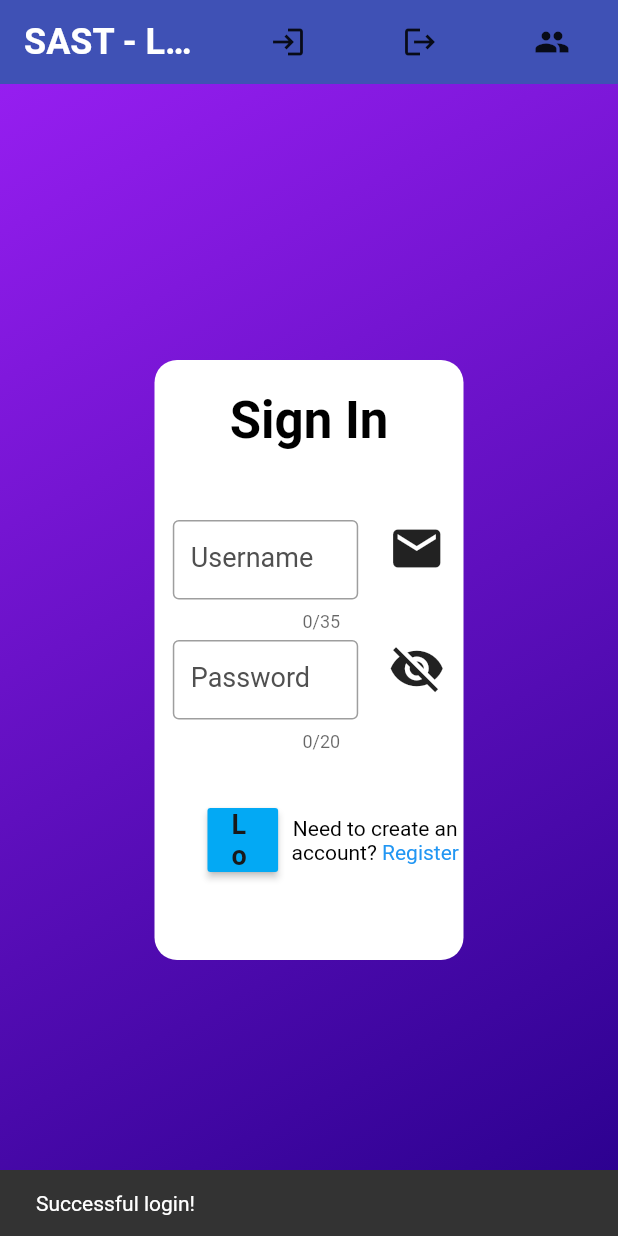
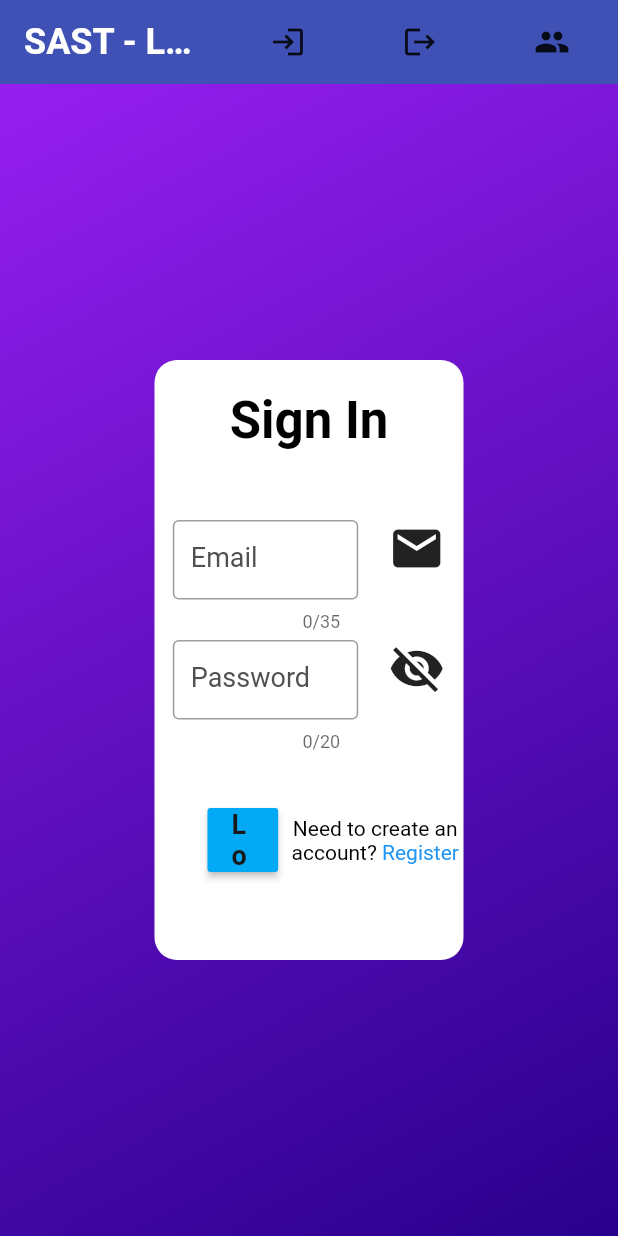
Before and after one commit to jpobeid/sast_flutter, a Flutter app: the screen it shows after launch, after a tap on "Login", on a phone screen of 412 x 824 dp. Run offline on Flutter 3.47's test engine with Material 2 defaults, Android fonts, the phone set to English and light mode, and no system bars; network calls fail.

Commit message:
Created login and register screens

```diff
--- /dev/null
+++ b/lib/data/http_data.dart
@@ -0,0 +1,3 @@
+const String strUrlBase = 'http://localhost:5000';
+
+const Map<String, String> mapHttpHeader = {"Content-Type": "application/json"};
--- /dev/null
+++ b/lib/data/layout_data.dart
@@ -0,0 +1,25 @@
+import 'package:flutter/material.dart';
+
+//region GeneralLayout
+const TextStyle styleHead =
+    TextStyle(color: Colors.black, fontSize: 34, fontWeight: FontWeight.bold);
+const TextStyle styleLabel =
+    TextStyle(color: Color.fromARGB(255, 80, 80, 80), fontSize: 18, fontWeight: FontWeight.normal);
+const TextStyle styleButton =
+    TextStyle(color: Color.fromARGB(255, 25, 25, 25), fontSize: 18, fontWeight: FontWeight.bold);
+
+//endregion GeneralLayout
+
+//region LoginRegisterLayout
+const Color colorLoginRegisterGradient0 = Color.fromARGB(255, 150, 30, 240);
+const Color colorLoginRegisterGradient1 = Color.fromARGB(255, 40, 0, 140);
+const double fractionLoginRegisterSizeContainer = 0.5;
+const List<double> listLoginRegisterMaxSizeContainer = [400, 600];
+const double sizeLoginRegisterContainerRadius = 15;
+const List<int> listLoginRegisterFlexRow = [1, 2, 4];
+const double fractionLoginRegisterSizeLabel = 0.6;
+const double sizeLoginRegisterIcon = 38;
+const int nLoginRegisterDurationSnackBarShort = 1000;
+const int nLoginRegisterDurationSnackBarLong = 1500;
+
+//endregion LoginRegisterLayout
--- /dev/null
+++ b/lib/functions/route_generator.dart
@@ -0,0 +1,19 @@
+import 'package:flutter/material.dart';
+import 'package:sast_project/pages/login_page.dart';
+import 'package:sast_project/pages/register_page.dart';
+
+class RouteGenerator {
+  static Route<dynamic> generateRoute(RouteSettings settings) {
+    switch (settings.name) {
+      case LoginPage.routeName:
+        return MaterialPageRoute(builder: (_) => LoginPage());
+        break;
+      case RegisterPage.routeName:
+        return MaterialPageRoute(builder: (_) => RegisterPage());
+        break;
+      default:
+        return null;
+        break;
+    }
+  }
+}
--- a/lib/main.dart
+++ b/lib/main.dart
@@ -1,5 +1,6 @@
 import 'package:flutter/material.dart';
 import 'package:sast_project/pages/login_page.dart';
+import 'package:sast_project/functions/route_generator.dart';
 
 void main() {
   runApp(MaterialApp(
@@ -9,5 +10,6 @@ void main() {
     ),
     title: 'SAST',
     home: LoginPage(),
+    onGenerateRoute: RouteGenerator.generateRoute,
   ));
 }
--- a/lib/pages/login_page.dart
+++ b/lib/pages/login_page.dart
@@ -1,40 +1,26 @@
-import 'package:firebase_database/firebase_database.dart';
+import 'dart:math' as math;
+import 'dart:convert';
+
 import 'package:flutter/gestures.dart';
 import 'package:flutter/material.dart';
+import 'package:sast_project/data/layout_data.dart' as layouts;
 import 'package:sast_project/widgets/sast_app_bar.dart';
-import 'dart:math' as math;
+import 'package:http/http.dart' as http;
+import 'package:sast_project/data/http_data.dart' as httpData;
+import 'package:crypto/crypto.dart' as crypto;
 
 class LoginPage extends StatefulWidget {
-  static const Color colorGradient0 = Color.fromARGB(255, 150, 30, 240);
-  static const Color colorGradient1 = Color.fromARGB(255, 40, 0, 140);
-  static const double fractionSizeContainer = 0.5;
-  static const List<double> listMaxSizeContainer = [400, 600];
-  static const double sizeContainerRadius = 15;
+  static const String routeName = '/login-page';
+  static const String strUrlAppendix = '/login';
   static const List<int> listFlexVertical = [3, 1, 3, 3, 1, 2, 2];
-  static const List<int> listFlexRow = [1, 2, 4];
-  static const TextStyle styleHead =
-      TextStyle(color: Colors.black, fontSize: 34, fontWeight: FontWeight.bold);
-  static const TextStyle styleLabel = TextStyle(
-      color: Color.fromARGB(255, 80, 80, 80),
-      fontSize: 18,
-      fontWeight: FontWeight.normal);
-  static const TextStyle styleButton = TextStyle(
-      color: Color.fromARGB(255, 25, 25, 25),
-      fontSize: 18,
-      fontWeight: FontWeight.bold);
-  static const double fractionSizeLabel = 0.6;
-  static const double sizeIcon = 38;
 
   @override
   _LoginPageState createState() => _LoginPageState();
 }
 
 class _LoginPageState extends State<LoginPage> {
-  final TextEditingController _controllerUsername =
-      TextEditingController(text: '');
-  final TextEditingController _controllerPassword =
-      TextEditingController(text: '');
-  DatabaseReference _databaseReference = FirebaseDatabase.instance.reference();
+  final TextEditingController _controllerUsername = TextEditingController(text: '');
+  final TextEditingController _controllerPassword = TextEditingController(text: '');
 
   @override
   void dispose() {
@@ -43,23 +29,48 @@ class _LoginPageState extends State<LoginPage> {
     super.dispose();
   }
 
+  Future<void> onLoginButtonPressed() async {
+    http.Response response = await http.post(httpData.strUrlBase + LoginPage.strUrlAppendix + '/0',
+        headers: httpData.mapHttpHeader,
+        body: json.encode({
+          'email': _controllerUsername.text,
+          'hashedPass': crypto.sha256.convert(utf8.encode(_controllerPassword.text)).toString()
+        }));
+    if (response.statusCode == 200) {
+      ScaffoldMessenger.of(context).showSnackBar(
+        SnackBar(
+          content: Text('Successful login'),
+          backgroundColor: Colors.green,
+          duration: Duration(milliseconds: layouts.nLoginRegisterDurationSnackBarShort),
+        ),
+      );
+    } else {
+      setState(() {
+        _controllerPassword.clear();
+      });
+      ScaffoldMessenger.of(context).showSnackBar(
+        SnackBar(
+          content: Text('Incorrect login credentials or account not registered'),
+          backgroundColor: Colors.red,
+          duration: Duration(milliseconds: layouts.nLoginRegisterDurationSnackBarLong),
+        ),
+      );
+    }
+  }
+
   @override
   Widget build(BuildContext context) {
     double sizeHeight = MediaQuery.of(context).size.height;
     double sizeWidth = MediaQuery.of(context).size.width;
-    print(_databaseReference);
 
     return Scaffold(
       appBar: makeSastAppBar('Login'),
       body: Container(
         decoration: BoxDecoration(
-          gradient: LinearGradient(
-              begin: Alignment.topLeft,
-              end: Alignment.bottomRight,
-              colors: [
-                LoginPage.colorGradient0,
-                LoginPage.colorGradient1,
-              ]),
+          gradient: LinearGradient(begin: Alignment.topLeft, end: Alignment.bottomRight, colors: [
+            layouts.colorLoginRegisterGradient0,
+            layouts.colorLoginRegisterGradient1,
+          ]),
         ),
         height: MediaQuery.of(context).size.height,
         width: MediaQuery.of(context).size.width,
@@ -67,13 +78,12 @@ class _LoginPageState extends State<LoginPage> {
           child: Container(
             decoration: BoxDecoration(
               color: Colors.white,
-              borderRadius:
-                  BorderRadius.circular(LoginPage.sizeContainerRadius),
+              borderRadius: BorderRadius.circular(layouts.sizeLoginRegisterContainerRadius),
             ),
-            height: math.min(LoginPage.fractionSizeContainer * sizeHeight,
-                LoginPage.listMaxSizeContainer[0]),
-            width: math.min(LoginPage.fractionSizeContainer * sizeWidth,
-                LoginPage.listMaxSizeContainer[1]),
+            height: math.min(layouts.fractionLoginRegisterSizeContainer * sizeHeight,
+                layouts.listLoginRegisterMaxSizeContainer[0]),
+            width: math.min(layouts.fractionLoginRegisterSizeContainer * sizeWidth,
+                layouts.listLoginRegisterMaxSizeContainer[1]),
             child: LayoutBuilder(
               builder: (context, constraints) {
                 return Column(
@@ -84,7 +94,7 @@ class _LoginPageState extends State<LoginPage> {
                       child: Center(
                         child: Text(
                           'Sign In',
-                          style: LoginPage.styleHead,
+                          style: layouts.styleHead,
                         ),
                       ),
                     ),
@@ -101,23 +111,22 @@ class _LoginPageState extends State<LoginPage> {
                             child: TextField(
                               controller: _controllerUsername,
                               decoration: InputDecoration(
-                                labelText: 'Username',
-                                labelStyle: LoginPage.styleLabel,
+                                labelText: 'Email',
+                                labelStyle: layouts.styleLabel,
                                 border: OutlineInputBorder(),
                                 isDense: true,
                               ),
-                              style: LoginPage.styleLabel,
+                              style: layouts.styleLabel,
                               maxLength: 35,
                             ),
-                            maxWidth: constraints.maxWidth *
-                                LoginPage.fractionSizeLabel,
+                            maxWidth: constraints.maxWidth * layouts.fractionLoginRegisterSizeLabel,
                           ),
                           SizedBox(
                             width: 20,
                           ),
                           Icon(
                             Icons.email,
-                            size: LoginPage.sizeIcon,
+                            size: layouts.sizeLoginRegisterIcon,
                           ),
                         ],
                       ),
@@ -133,23 +142,22 @@ class _LoginPageState extends State<LoginPage> {
                               controller: _controllerPassword,
                               decoration: InputDecoration(
                                 labelText: 'Password',
-                                labelStyle: LoginPage.styleLabel,
+                                labelStyle: layouts.styleLabel,
                                 border: OutlineInputBorder(),
                                 isDense: true,
                               ),
-                              style: LoginPage.styleLabel,
+                              style: layouts.styleLabel,
                               maxLength: 20,
                               obscureText: true,
                             ),
-                            maxWidth: constraints.maxWidth *
-                                LoginPage.fractionSizeLabel,
+                            maxWidth: constraints.maxWidth * layouts.fractionLoginRegisterSizeLabel,
                           ),
                           SizedBox(
                             width: 20,
                           ),
                           Icon(
                             Icons.visibility_off,
-                            size: LoginPage.sizeIcon,
+                            size: layouts.sizeLoginRegisterIcon,
                           ),
                         ],
                       ),
@@ -164,38 +172,25 @@ class _LoginPageState extends State<LoginPage> {
                         crossAxisAlignment: CrossAxisAlignment.center,
                         children: [
                           Spacer(
-                            flex: LoginPage.listFlexRow[0],
+                            flex: layouts.listLoginRegisterFlexRow[0],
                           ),
                           Expanded(
-                            flex: LoginPage.listFlexRow[1],
+                            flex: layouts.listLoginRegisterFlexRow[1],
                             child: FractionallySizedBox(
                               widthFactor: 0.8,
                               heightFactor: 0.8,
                               child: RaisedButton(
                                 child: Text(
                                   'Login',
-                                  style: LoginPage.styleButton,
+                                  style: layouts.styleButton,
                                 ),
                                 color: Colors.lightBlue,
-                                onPressed: () async {
-                                  DataSnapshot snapshot = await _databaseReference.once();
-                                  print('here');
-                                  print(snapshot.value);
-                                  print(_controllerUsername.text);
-                                  print(_controllerPassword.text);
-                                  if (true) {
-                                    ScaffoldMessenger.of(context).showSnackBar(
-                                      SnackBar(
-                                        content: Text('Successful login!'),
-                                      ),
-                                    );
-                                  }
-                                },
+                                onPressed: onLoginButtonPressed,
                               ),
                             ),
                           ),
                           Expanded(
-                            flex: LoginPage.listFlexRow[2],
+                            flex: layouts.listLoginRegisterFlexRow[2],
                             child: RichText(
                               textAlign: TextAlign.center,
                               text: TextSpan(
@@ -213,7 +208,7 @@ class _LoginPageState extends State<LoginPage> {
                                     ),
                                     recognizer: TapGestureRecognizer()
                                       ..onTap = () {
-                                        print('Go to register page!');
+                                        Navigator.pushReplacementNamed(context, '/register-page');
                                       },
                                   ),
                                 ],
--- a/pubspec.yaml
+++ b/pubspec.yaml
@@ -23,9 +23,8 @@ environment:
 dependencies:
   flutter:
     sdk: flutter
-  firebase_core: ^0.7.0
-  firebase_database: ^6.0.0
-  firebase_auth: ^0.20.0+1
+  crypto: ^2.1.5
+  http: ^0.12.2
 
   # The following adds the Cupertino Icons font to your application.
   # Use with the CupertinoIcons class for iOS style icons.
```
Also changed, not shown: lib/pages/register_page.dart (added, +354 -0 lines), pubspec.lock, 1 other file.
